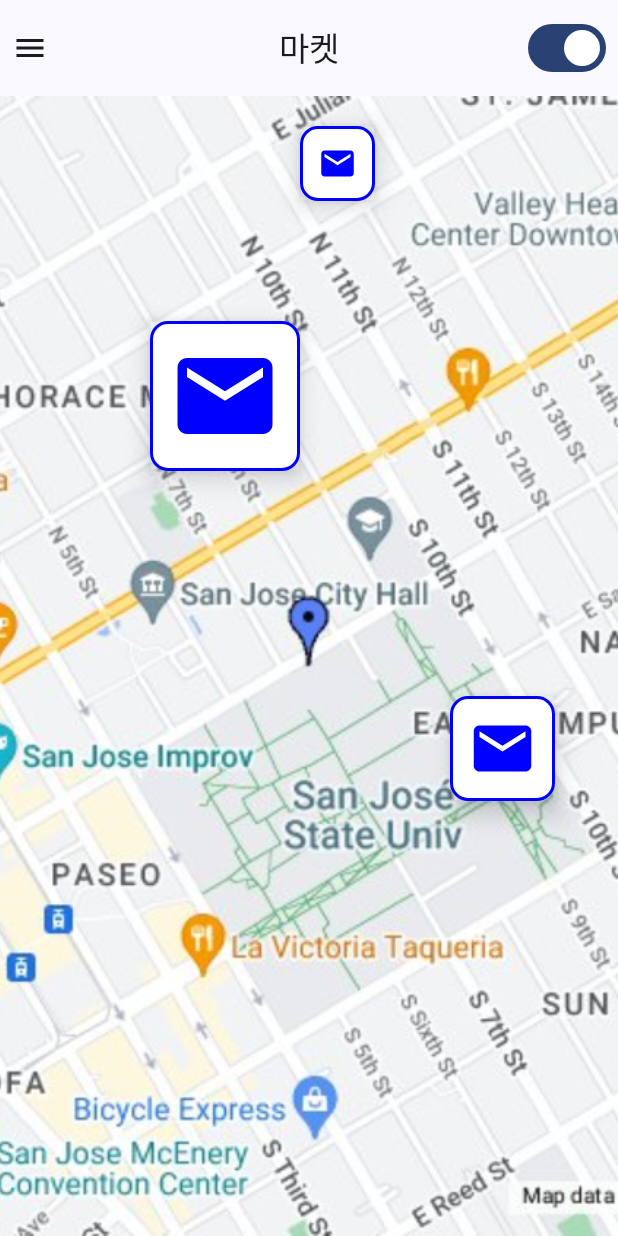
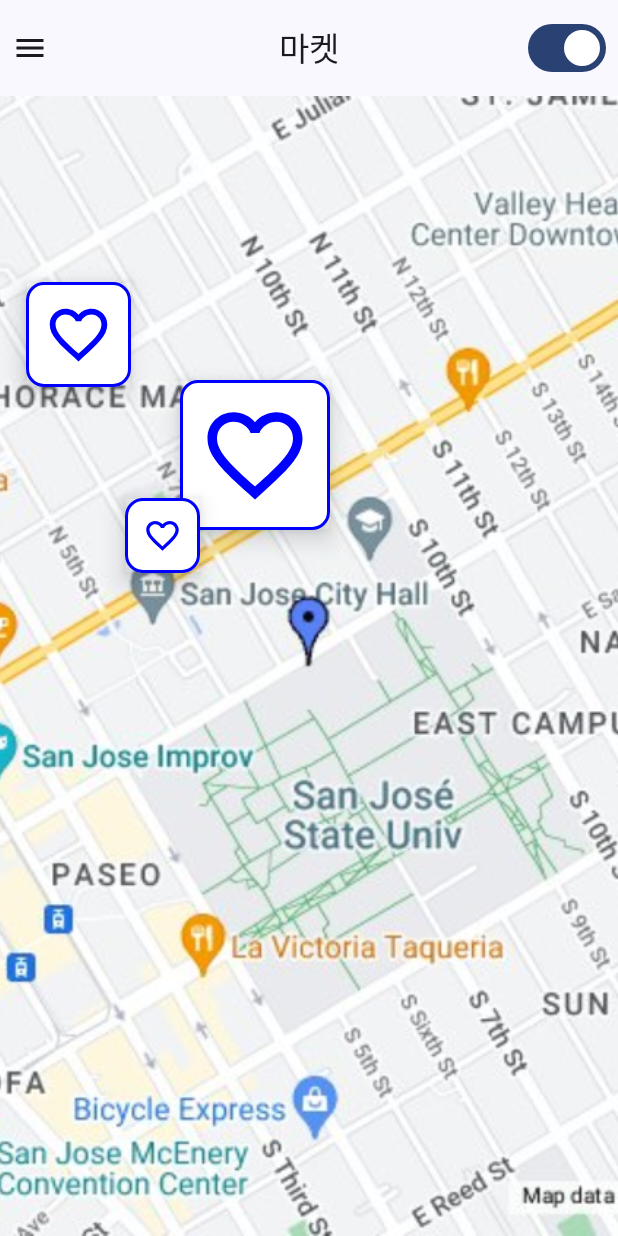
Before and after one commit to ssolh2906/Kkilook, an Android app built with Jetpack Compose: the screen it shows after launch (MainActivity), on a phone screen of 412 x 824 dp. Run offline under Robolectric (Android 15) with nearby library versions, the light colour scheme and no system bars.

Commit message:
improve map view

```diff
--- a/app/src/main/java/com/svkhackathon/kkilook/MainActivity.kt
+++ b/app/src/main/java/com/svkhackathon/kkilook/MainActivity.kt
@@ -60,7 +60,6 @@ class MainActivity : ComponentActivity() {
         super.onCreate(savedInstanceState)
         setContent {
             KkilookTheme {
-                // A surface container using the 'background' color from the theme
                 Surface(
                     modifier = Modifier.fillMaxSize(),
                     color = MaterialTheme.colorScheme.background,
@@ -80,6 +79,7 @@ private fun AppScreen() {
     val drawerState = rememberDrawerState(initialValue = DrawerValue.Closed)
     val scope = rememberCoroutineScope()
     val currentPage = remember { mutableStateOf(Page.Market) }
+    var checked by remember { mutableStateOf(true) }
 
     Scaffold(
         topBar = {
@@ -100,8 +100,6 @@ private fun AppScreen() {
                         })
                 },
                 actions = {
-                    var checked by remember { mutableStateOf(true) }
-
                     Switch(
                         checked = checked,
                         onCheckedChange = { isMap ->
@@ -156,7 +154,11 @@ private fun AppScreen() {
                             label = { Text(text = Page.Job.string) },
                             selected = false,
                             onClick = {
-                                navController.navigate(ROUTE_MAIN)
+                                if (checked) {
+                                    navController.navigate(ROUTE_MAP)
+                                } else {
+                                    navController.navigate("$ROUTE_MAP/${Page.Job.name}")
+                                }
                                 currentPage.value = Page.Job
                                 scope.launch {
                                     drawerState.apply {
@@ -171,7 +173,11 @@ private fun AppScreen() {
                             label = { Text(text = Page.Housing.string) },
                             selected = false,
                             onClick = {
-                                navController.navigate(ROUTE_MAP)
+                                if (checked) {
+                                    navController.navigate(ROUTE_MAP)
+                                } else {
+                                    navController.navigate(ROUTE_HOUSING_LIST)
+                                }
                                 currentPage.value = Page.Housing
                                 scope.launch {
                                     drawerState.apply {
@@ -186,7 +192,11 @@ private fun AppScreen() {
                             label = { Text(text = Page.Market.string) },
                             selected = false,
                             onClick = {
-                                navController.navigate(ROUTE_MARKET_LIST)
+                                if (checked) {
+                                    navController.navigate(ROUTE_MAP)
+                                } else {
+                                    navController.navigate(ROUTE_MARKET_LIST)
+                                }
                                 currentPage.value = Page.Market
                                 scope.launch {
                                     drawerState.apply {
--- a/app/src/main/java/com/svkhackathon/kkilook/screen/MapScreen.kt
+++ b/app/src/main/java/com/svkhackathon/kkilook/screen/MapScreen.kt
@@ -10,23 +10,49 @@ import androidx.compose.foundation.layout.padding
 import androidx.compose.foundation.layout.size
 import androidx.compose.foundation.shape.RoundedCornerShape
 import androidx.compose.material.icons.Icons
+import androidx.compose.material.icons.filled.AccountBox
 import androidx.compose.material.icons.filled.Email
+import androidx.compose.material.icons.filled.FavoriteBorder
+import androidx.compose.material.icons.filled.Home
 import androidx.compose.material3.Icon
 import androidx.compose.runtime.Composable
+import androidx.compose.runtime.MutableState
+import androidx.compose.runtime.mutableStateOf
+import androidx.compose.runtime.remember
 import androidx.compose.ui.Modifier
 import androidx.compose.ui.draw.shadow
 import androidx.compose.ui.graphics.Color
+import androidx.compose.ui.graphics.vector.ImageVector
 import androidx.compose.ui.layout.ContentScale
+import androidx.compose.ui.layout.LayoutCoordinates
+import androidx.compose.ui.layout.onGloballyPositioned
+import androidx.compose.ui.platform.LocalDensity
 import androidx.compose.ui.res.painterResource
 import androidx.compose.ui.tooling.preview.Preview
+import androidx.compose.ui.unit.Dp
 import androidx.compose.ui.unit.dp
+import com.svkhackathon.kkilook.Page
 import com.svkhackathon.kkilook.R
+import java.lang.Math.random
 
 const val ROUTE_MAP = "route_map"
 
 @Composable
 fun MapScreen(page: String?) {
-    Box(modifier = Modifier.fillMaxSize()) {
+    val coordinate = remember { mutableStateOf<LayoutCoordinates?>(null) }
+
+    val iconVector = when (page) {
+        Page.Job.name -> Icons.Default.AccountBox
+        Page.Market.name -> Icons.Default.FavoriteBorder
+        Page.Housing.name -> Icons.Default.Home
+        else -> null
+    }
+
+    Box(modifier = Modifier
+        .fillMaxSize()
+        .onGloballyPositioned {
+            coordinate.value = it
+        }) {
         Image(
             painter = painterResource(id = R.drawable.map),
             contentDescription = "map",
@@ -36,23 +62,53 @@ fun MapScreen(page: String?) {
         Pointer(
             modifier = Modifier
                 .size(100.dp)
-                .offset(100.dp, 150.dp)
+                .offset(
+                    x = randomPositionX(coordinate = coordinate),
+                    y = randomPositionY(coordinate = coordinate)
+                ),
+            iconVector = iconVector
         )
         Pointer(
             modifier = Modifier
                 .size(50.dp)
-                .offset(200.dp, 20.dp)
+                .offset(
+                    x = randomPositionX(coordinate = coordinate),
+                    y = randomPositionY(coordinate = coordinate)
+                ),
+            iconVector = iconVector
         )
         Pointer(
             modifier = Modifier
                 .size(70.dp)
-                .offset(300.dp, 400.dp)
+                .offset(
+                    x = randomPositionX(coordinate = coordinate),
+                    y = randomPositionY(coordinate = coordinate)
+                ),
+            iconVector = iconVector
         )
     }
 }
 
 @Composable
-fun Pointer(modifier: Modifier) {
+private fun randomPositionY(coordinate: MutableState<LayoutCoordinates?>): Dp {
+    val dpMultiplier = 1 / (with(LocalDensity.current) { 1.dp.toPx() })
+    val h = (coordinate.value?.size?.height ?: 1080) * dpMultiplier - 100
+    return (random() * 1000)
+        .toInt()
+        .mod(h.toInt()).dp
+}
+
+@Composable
+private fun randomPositionX(coordinate: MutableState<LayoutCoordinates?>): Dp {
+    val dpMultiplier = 1 / (with(LocalDensity.current) { 1.dp.toPx() })
+    val w = (coordinate.value?.size?.width ?: 1080) * dpMultiplier - 100
+    return (random() * 1000)
+        .toInt()
+        .mod(w.toInt()).dp
+}
+
+@Composable
+fun Pointer(modifier: Modifier, iconVector: ImageVector?) {
     Box(
         modifier = modifier
             .shadow(10.dp, clip = false)
@@ -61,7 +117,8 @@ fun Pointer(modifier: Modifier) {
             .padding(12.dp)
     ) {
         Icon(
-            Icons.Default.Email, contentDescription = "Pointer on map",
+            imageVector = iconVector ?: Icons.Default.Email,
+            contentDescription = "Pointer on map",
             tint = Color.Blue,
             modifier = Modifier.fillMaxSize()
         )
```
